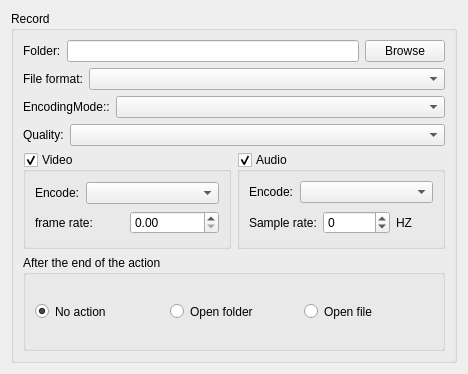
KangLin/RabbitRemoteControl, file Client/ParameterCompone/ParameterRecordUI.ui: the form before one commit.
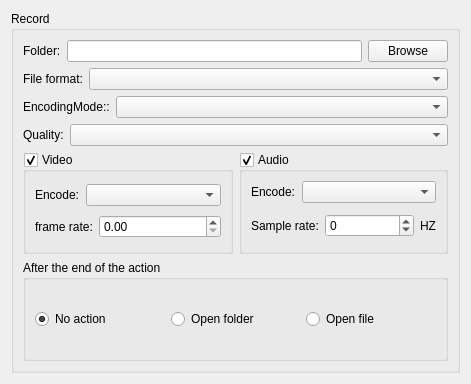
The form after the commit.

Commit message: Client: modify record vide rate

The edit to the form file:
```diff
--- a/Client/ParameterCompone/ParameterRecordUI.ui
+++ b/Client/ParameterCompone/ParameterRecordUI.ui
@@ -6,8 +6,8 @@
    <rect>
     <x>0</x>
     <y>0</y>
-    <width>468</width>
-    <height>374</height>
+    <width>471</width>
+    <height>384</height>
    </rect>
   </property>
   <property name="windowTitle">
@@ -150,6 +150,12 @@
              </item>
              <item>
               <widget class="QDoubleSpinBox" name="dsbFrameRate">
+               <property name="sizePolicy">
+                <sizepolicy hsizetype="Expanding" vsizetype="Fixed">
+                 <horstretch>0</horstretch>
+                 <verstretch>0</verstretch>
+                </sizepolicy>
+               </property>
                <property name="toolTip">
                 <string>A value of 0 indicates the recorder should make an optimal choice based on what is available from the video source and the limitations of the codec.</string>
                </property>
@@ -201,6 +207,12 @@
              </item>
              <item>
               <widget class="QSpinBox" name="sbSampleRate">
+               <property name="sizePolicy">
+                <sizepolicy hsizetype="Expanding" vsizetype="Fixed">
+                 <horstretch>0</horstretch>
+                 <verstretch>0</verstretch>
+                </sizepolicy>
+               </property>
                <property name="toolTip">
                 <string>A value of -1 indicates the recorder should make an optimal choice based on what is available from the audio source, and the limitations of the codec.</string>
                </property>
```
The commit also changes 3 other files.
